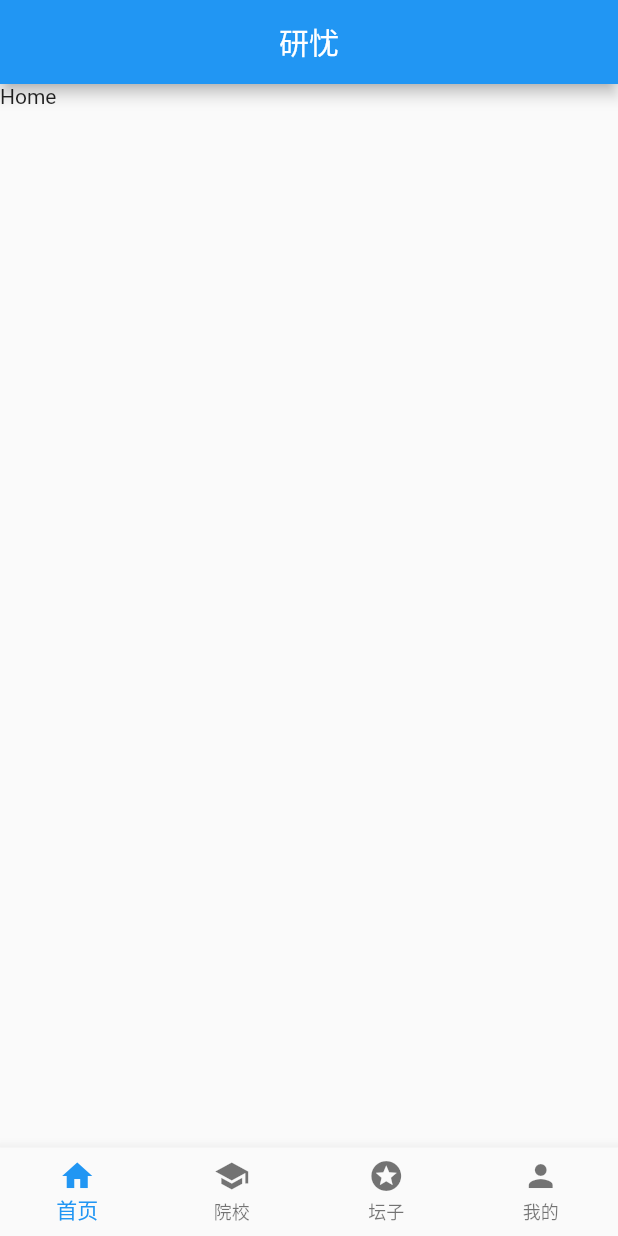
After one commit to strongminmin/research, a Flutter app: the screen it shows after launch, on a phone screen of 412 x 824 dp. The commit adds this screen. Run offline on Flutter 3.47's test engine with Material 2 defaults, Android fonts, the phone set to English and light mode, and no system bars; our stand-ins replace fluro.

Commit message:
feat: indePage done

```diff
--- /dev/null
+++ b/lib/pages/College.dart
@@ -0,0 +1,20 @@
+import 'package:flutter/material.dart';
+
+class College extends StatefulWidget {
+  _CollegeState createState() => _CollegeState();
+}
+
+class _CollegeState extends State<College> {
+  @override
+  Widget build(BuildContext context) {
+    return Scaffold(
+      appBar: AppBar(
+        title: Text('院校'),
+        centerTitle: true,
+      ),
+      body: Container(
+        child: Text('院校'),
+      ),
+    );
+  }
+}
--- /dev/null
+++ b/lib/pages/Home.dart
@@ -0,0 +1,20 @@
+import 'package:flutter/material.dart';
+
+class Home extends StatefulWidget {
+  _HomeState createState() => _HomeState();
+}
+
+class _HomeState extends State<Home> {
+  @override
+  Widget build(BuildContext context) {
+    return Scaffold(
+      appBar: AppBar(
+        title: Text('研忧'),
+        centerTitle: true,
+      ),
+      body: Container(
+        child: Text('Home'),
+      ),
+    );
+  }
+}
--- a/lib/pages/index.dart
+++ b/lib/pages/index.dart
@@ -0,0 +1,64 @@
+import 'package:flutter/material.dart';
+import 'package:yanyou/routes/bottomBar.dart';
+
+class Index extends StatefulWidget {
+  final String title;
+  Index({Key key, this.title}) : super(key: key);
+  _IndexState createState() => _IndexState();
+}
+
+class _IndexState extends State<Index> with SingleTickerProviderStateMixin {
+  PageController _pageController;
+  int _pageIndex = 0;
+  @override
+  void initState() {
+    super.initState();
+    _pageController = PageController();
+  }
+
+  @override
+  void dispose() {
+    super.dispose();
+    _pageController?.dispose();
+  }
+
+  void _onBottomNavigationBarTap(int index) {
+    _pageController.animateToPage(
+      index,
+      duration: Duration(milliseconds: 200),
+      curve: Curves.linear,
+    );
+  }
+
+  void _onPageChangeHandler(int index) {
+    setState(() {
+      _pageIndex = index;
+    });
+  }
+
+  @override
+  Widget build(BuildContext context) {
+    return Scaffold(
+      bottomNavigationBar: BottomNavigationBar(
+        items: indexBottomBar.map((bar) {
+          return BottomNavigationBarItem(
+            icon: Icon(bar['icon']),
+            title: Text(bar['text']),
+          );
+        }).toList(),
+        currentIndex: _pageIndex,
+        type: BottomNavigationBarType.fixed,
+        fixedColor: Colors.blue,
+        onTap: _onBottomNavigationBarTap,
+      ),
+      body: PageView.builder(
+        onPageChanged: _onPageChangeHandler,
+        controller: _pageController,
+        itemCount: indexBottomBar.length,
+        itemBuilder: (context, index) {
+          return indexBottomBar[index]['page'];
+        },
+      ),
+    );
+  }
+}
--- /dev/null
+++ b/lib/routes/Application.dart
@@ -0,0 +1,5 @@
+import 'package:fluro/fluro.dart';
+
+class Application {
+  static Router router;
+}
--- /dev/null
+++ b/lib/routes/bottomBar.dart
@@ -0,0 +1,12 @@
+import 'package:flutter/material.dart';
+import 'package:yanyou/pages/College.dart';
+import 'package:yanyou/pages/Home.dart';
+import 'package:yanyou/pages/MessageCircle.dart';
+import 'package:yanyou/pages/PersonalCenter.dart';
+
+List<Map> indexBottomBar = [
+  {'icon': Icons.home, 'page': Home(), 'text': '首页'},
+  {'icon': Icons.school, 'page': College(), 'text': '院校'},
+  {'icon': Icons.stars, 'page': MessageCircle(), 'text': '坛子'},
+  {'icon': Icons.person, 'page': PersonalCenter(), 'text': '我的'}
+];
--- a/pubspec.yaml
+++ b/pubspec.yaml
@@ -38,6 +38,7 @@ dependencies:
   shared_preferences: ^0.5.6+1
   flutter_cupertino_date_picker: ^1.0.12
   loading_dialog: ^0.0.1+1
+  fluro: ^1.5.2
 
 dev_dependencies:
   flutter_test:
```
Also changed, not shown: lib/main.dart (+2 -95 lines), lib/pages/MessageCircle.dart (added, +20 -0 lines), lib/pages/PersonalCenter.dart (added, +20 -0 lines), lib/routes/RouteHanders.dart (added, +8 -0 lines), lib/routes/Routes.dart (added, +20 -0 lines), lib/routes/index.dart (deleted), pubspec.lock.
